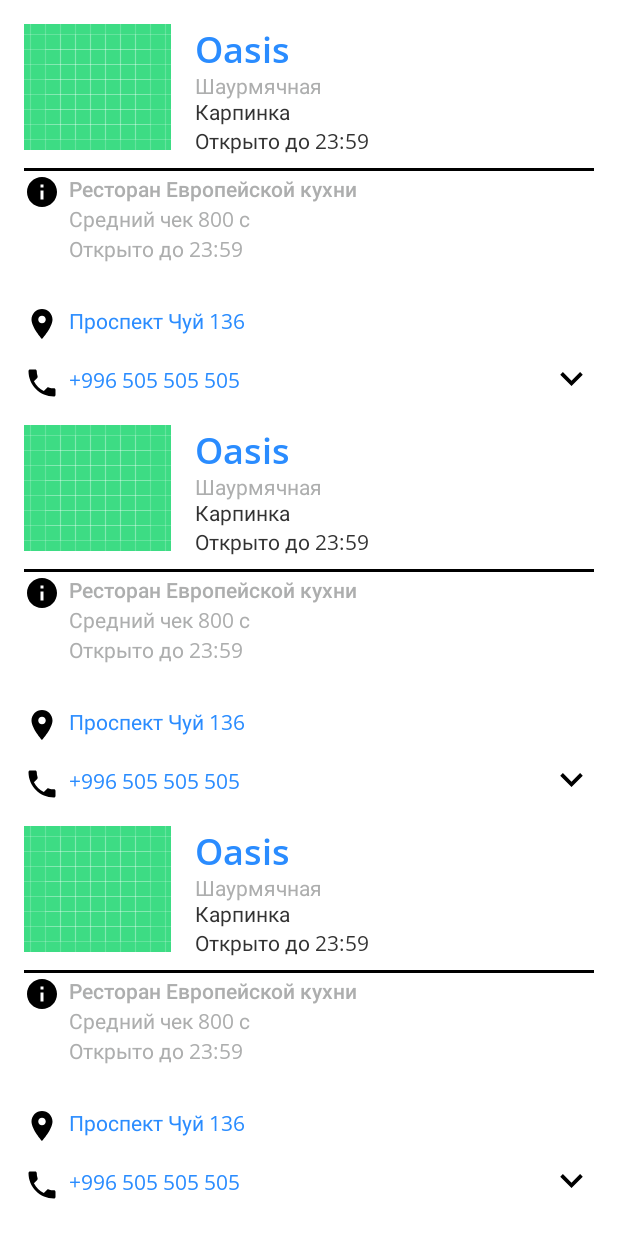
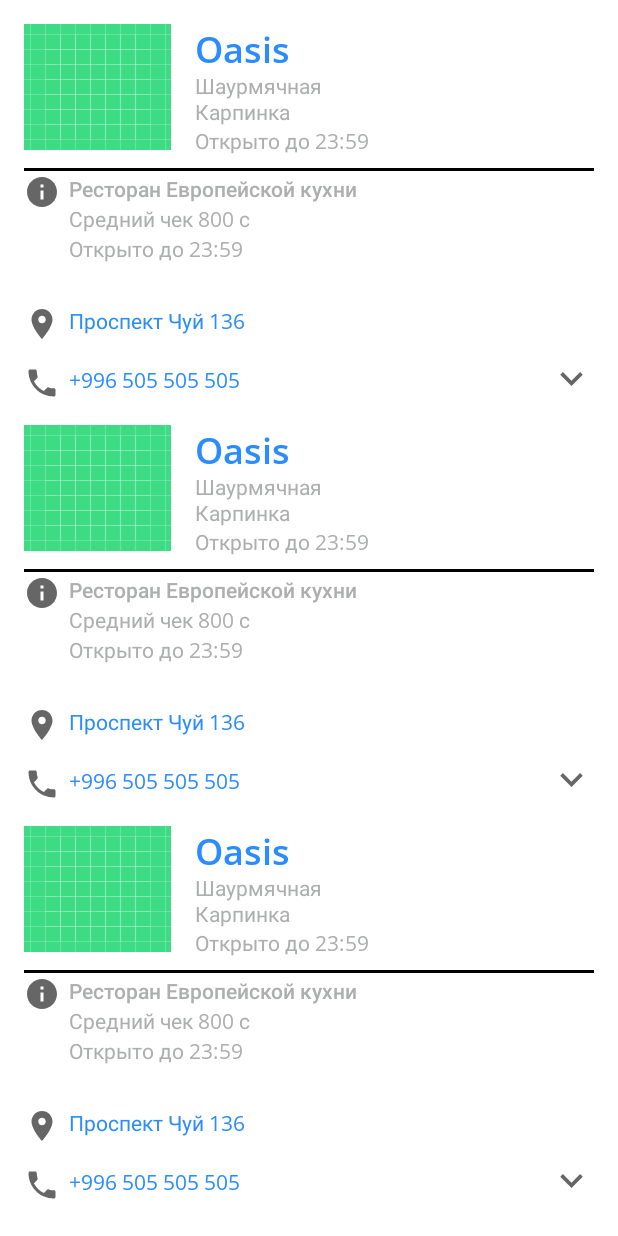
Before and after one commit to SultanSarygulov/ShaWHEREma, an Android app: the layout activity_main.xml on its own in the app's theme, with its tools: preview values and no code run, on a phone screen of 412 x 824 dp. Run offline under Robolectric (Android 15) with nearby library versions, the phone set to English and light mode, and no system bars.

Commit message:
Made the app adaptable for dark mode

```diff
--- a/app/src/main/res/drawable/ic_address.xml
+++ b/app/src/main/res/drawable/ic_address.xml
@@ -1,5 +1,5 @@
-<vector android:height="24dp" android:tint="#000000"
+<vector android:height="24dp"
     android:viewportHeight="24" android:viewportWidth="24"
     android:width="24dp" xmlns:android="http://schemas.android.com/apk/res/android">
-    <path android:fillColor="@android:color/white" android:pathData="M12,2C8.13,2 5,5.13 5,9c0,5.25 7,13 7,13s7,-7.75 7,-13c0,-3.87 -3.13,-7 -7,-7zM12,11.5c-1.38,0 -2.5,-1.12 -2.5,-2.5s1.12,-2.5 2.5,-2.5 2.5,1.12 2.5,2.5 -1.12,2.5 -2.5,2.5z"/>
+    <path android:fillColor="?attr/colorControlNormal" android:pathData="M12,2C8.13,2 5,5.13 5,9c0,5.25 7,13 7,13s7,-7.75 7,-13c0,-3.87 -3.13,-7 -7,-7zM12,11.5c-1.38,0 -2.5,-1.12 -2.5,-2.5s1.12,-2.5 2.5,-2.5 2.5,1.12 2.5,2.5 -1.12,2.5 -2.5,2.5z"/>
 </vector>
--- a/app/src/main/res/drawable/ic_down.xml
+++ b/app/src/main/res/drawable/ic_down.xml
@@ -1,5 +1,5 @@
-<vector android:height="24dp" android:tint="#000000"
+<vector android:height="24dp"
     android:viewportHeight="24" android:viewportWidth="24"
     android:width="24dp" xmlns:android="http://schemas.android.com/apk/res/android">
-    <path android:fillColor="@android:color/white" android:pathData="M7.41,8.59L12,13.17l4.59,-4.58L18,10l-6,6 -6,-6 1.41,-1.41z"/>
+    <path android:fillColor="?attr/colorControlNormal" android:pathData="M7.41,8.59L12,13.17l4.59,-4.58L18,10l-6,6 -6,-6 1.41,-1.41z"/>
 </vector>
--- a/app/src/main/res/drawable/ic_info.xml
+++ b/app/src/main/res/drawable/ic_info.xml
@@ -1,5 +1,5 @@
-<vector android:height="24dp" android:tint="#000000"
+<vector android:height="24dp"
     android:viewportHeight="24" android:viewportWidth="24"
     android:width="24dp" xmlns:android="http://schemas.android.com/apk/res/android">
-    <path android:fillColor="@android:color/white" android:pathData="M12,2C6.48,2 2,6.48 2,12s4.48,10 10,10 10,-4.48 10,-10S17.52,2 12,2zM13,17h-2v-6h2v6zM13,9h-2L11,7h2v2z"/>
+    <path android:fillColor="?attr/colorControlNormal" android:pathData="M12,2C6.48,2 2,6.48 2,12s4.48,10 10,10 10,-4.48 10,-10S17.52,2 12,2zM13,17h-2v-6h2v6zM13,9h-2L11,7h2v2z"/>
 </vector>
--- a/app/src/main/res/drawable/ic_phone.xml
+++ b/app/src/main/res/drawable/ic_phone.xml
@@ -1,5 +1,5 @@
-<vector android:height="24dp" android:tint="#000000"
+<vector android:height="24dp"
     android:viewportHeight="24" android:viewportWidth="24"
     android:width="24dp" xmlns:android="http://schemas.android.com/apk/res/android">
-    <path android:fillColor="@android:color/white" android:pathData="M6.62,10.79c1.44,2.83 3.76,5.14 6.59,6.59l2.2,-2.2c0.27,-0.27 0.67,-0.36 1.02,-0.24 1.12,0.37 2.33,0.57 3.57,0.57 0.55,0 1,0.45 1,1V20c0,0.55 -0.45,1 -1,1 -9.39,0 -17,-7.61 -17,-17 0,-0.55 0.45,-1 1,-1h3.5c0.55,0 1,0.45 1,1 0,1.25 0.2,2.45 0.57,3.57 0.11,0.35 0.03,0.74 -0.25,1.02l-2.2,2.2z"/>
+    <path android:fillColor="?attr/colorControlNormal" android:pathData="M6.62,10.79c1.44,2.83 3.76,5.14 6.59,6.59l2.2,-2.2c0.27,-0.27 0.67,-0.36 1.02,-0.24 1.12,0.37 2.33,0.57 3.57,0.57 0.55,0 1,0.45 1,1V20c0,0.55 -0.45,1 -1,1 -9.39,0 -17,-7.61 -17,-17 0,-0.55 0.45,-1 1,-1h3.5c0.55,0 1,0.45 1,1 0,1.25 0.2,2.45 0.57,3.57 0.11,0.35 0.03,0.74 -0.25,1.02l-2.2,2.2z"/>
 </vector>
--- a/app/src/main/res/drawable/ic_up.xml
+++ b/app/src/main/res/drawable/ic_up.xml
@@ -1,5 +1,5 @@
-<vector android:height="24dp" android:tint="#000000"
+<vector android:height="24dp"
     android:viewportHeight="24" android:viewportWidth="24"
     android:width="24dp" xmlns:android="http://schemas.android.com/apk/res/android">
-    <path android:fillColor="@android:color/white" android:pathData="M7.41,15.41L12,10.83l4.59,4.58L18,14l-6,-6 -6,6z"/>
+    <path android:fillColor="?attr/colorControlNormal" android:pathData="M7.41,15.41L12,10.83l4.59,4.58L18,14l-6,-6 -6,6z"/>
 </vector>
--- a/app/src/main/res/layout/item_location.xml
+++ b/app/src/main/res/layout/item_location.xml
@@ -52,7 +52,7 @@
             android:layout_width="wrap_content"
             android:layout_height="wrap_content"
             android:fontFamily="@font/open_sans"
-            android:textColor="@color/my_dark_gray"
+            android:textColor="@color/my_gray"
             tools:text="Карпинка" />
 
         <TextView
@@ -60,7 +60,7 @@
             android:layout_width="wrap_content"
             android:layout_height="wrap_content"
             android:fontFamily="@font/open_sans"
-            android:textColor="@color/my_dark_gray"
+            android:textColor="@color/my_gray"
             tools:text="Открыто до 23:59" />
 
     </LinearLayout>
@@ -164,7 +164,7 @@
         android:layout_height="30dp"
         android:layout_above="@+id/divider"
         android:layout_alignParentEnd="true"
-        android:background="@color/white"
+        android:background="@android:color/transparent"
         android:contentDescription="down"
         android:cropToPadding="true"
         android:foreground="?android:attr/selectableItemBackground"
--- a/app/src/main/res/values/colors.xml
+++ b/app/src/main/res/values/colors.xml
@@ -11,4 +11,5 @@
     <color name="my_blue">#2A8CFF</color>
     <color name="my_gray">#ADAEAE</color>
     <color name="my_dark_gray">#323232</color>
+
 </resources>
```
